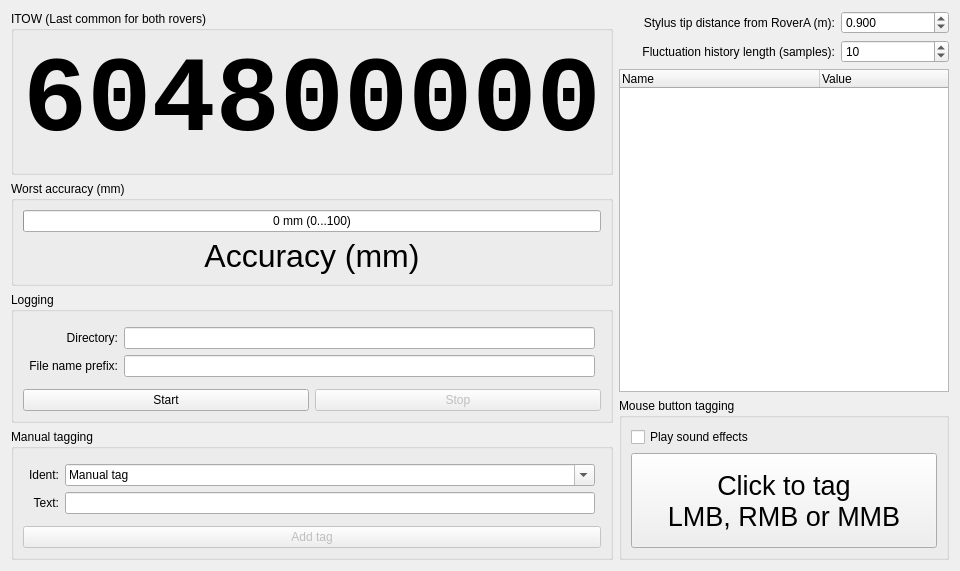
Before: the Qt Designer form essentialsform.ui in GNSS-Stylist/GNSS-Stylus, drawn with Qt 5.
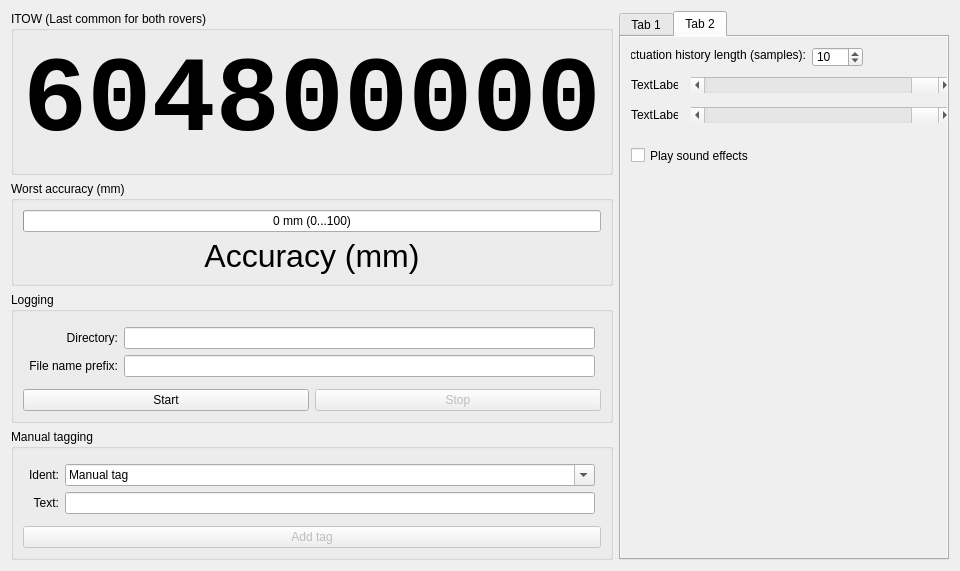
After: the same form once the commit is applied. The open tabs and pages were chosen to show the change. Custom widgets are drawn as their Qt base class.

Commit message: Major changes to allow laser distance measurements and transformation matrix to be used

What changed in the file:
```diff
--- a/essentialsform.ui
+++ b/essentialsform.ui
@@ -13,7 +13,7 @@
   <property name="windowTitle">
    <string>Essentials</string>
   </property>
-  <layout class="QHBoxLayout" name="horizontalLayout_2" stretch="3,2">
+  <layout class="QHBoxLayout" name="horizontalLayout_2" stretch="5,3">
    <item>
     <layout class="QVBoxLayout" name="verticalLayout_Left">
      <item>
@@ -226,63 +226,26 @@
     </layout>
    </item>
    <item>
-    <layout class="QVBoxLayout" name="verticalLayout_3" stretch="0,2,1">
+    <widget class="QTabWidget" name="tabWidget">
+     <property name="autoFillBackground">
+      <bool>true</bool>
+     </property>
+     <property name="currentIndex">
+      <number>0</number>
+     </property>
+     <widget class="QWidget" name="tab">
+      <property name="autoFillBackground">
+       <bool>true</bool>
+      </property>
+      <attribute name="title">
+       <string>Tab 1</string>
+      </attribute>
+      <layout class="QVBoxLayout" name="verticalLayout_4">
      <item>
-      <layout class="QGridLayout" name="gridLayout_3" columnstretch="2,1">
-       <item row="0" column="0">
-        <widget class="QLabel" name="label_StylusTipDistanceFromRoverA">
-         <property name="text">
-          <string>Stylus tip distance from RoverA (m):</string>
+        <layout class="QVBoxLayout" name="verticalLayout_3" stretch="4,1">
+         <property name="spacing">
+          <number>6</number>
          </property>
-         <property name="alignment">
-          <set>Qt::AlignRight|Qt::AlignTrailing|Qt::AlignVCenter</set>
-         </property>
-        </widget>
-       </item>
-       <item row="0" column="1">
-        <widget class="QDoubleSpinBox" name="doubleSpinBox_StylusTipDistanceFromRoverA">
-         <property name="decimals">
-          <number>3</number>
-         </property>
-         <property name="minimum">
-          <double>-10.000000000000000</double>
-         </property>
-         <property name="maximum">
-          <double>10.000000000000000</double>
-         </property>
-         <property name="singleStep">
-          <double>0.010000000000000</double>
-         </property>
-         <property name="value">
-          <double>0.900000000000000</double>
-         </property>
-        </widget>
-       </item>
-       <item row="1" column="0">
-        <widget class="QLabel" name="label_FluctuationHistoryLength">
-         <property name="text">
-          <string>Fluctuation history length (samples):</string>
-         </property>
-         <property name="alignment">
-          <set>Qt::AlignRight|Qt::AlignTrailing|Qt::AlignVCenter</set>
-         </property>
-        </widget>
-       </item>
-       <item row="1" column="1">
-        <widget class="QSpinBox" name="spinBox_FluctuationHistoryLength">
-         <property name="minimum">
-          <number>1</number>
-         </property>
-         <property name="maximum">
-          <number>6000</number>
-         </property>
-         <property name="value">
-          <number>10</number>
-         </property>
-        </widget>
-       </item>
-      </layout>
-     </item>
      <item>
       <widget class="QTreeWidget" name="treeWidget">
        <property name="autoFillBackground">
@@ -321,7 +284,7 @@
         <string>Mouse button tagging</string>
        </property>
        <layout class="QGridLayout" name="gridLayout">
-        <item row="1" column="0">
+            <item row="0" column="0">
          <widget class="RightClickPushButton" name="pushButton_MouseTag">
           <property name="sizePolicy">
            <sizepolicy hsizetype="Minimum" vsizetype="Expanding">
@@ -340,17 +303,143 @@
           </property>
          </widget>
         </item>
-        <item row="0" column="0">
-         <widget class="QCheckBox" name="checkBox_MouseButtonTaggingSound">
+           </layout>
+          </widget>
+         </item>
+        </layout>
+       </item>
+      </layout>
+     </widget>
+     <widget class="QWidget" name="tab_2">
+      <property name="autoFillBackground">
+       <bool>true</bool>
+      </property>
+      <attribute name="title">
+       <string>Tab 2</string>
+      </attribute>
+      <widget class="QCheckBox" name="checkBox_PlaySound">
+       <property name="geometry">
+        <rect>
+         <x>10</x>
+         <y>110</y>
+         <width>328</width>
+         <height>17</height>
+        </rect>
+       </property>
           <property name="text">
            <string>Play sound effects</string>
           </property>
-         </widget>
-        </item>
-       </layout>
+       <property name="checked">
+        <bool>false</bool>
+       </property>
+      </widget>
+      <widget class="QScrollBar" name="horizontalScrollBar_Volume_MouseButtonTagging">
+       <property name="geometry">
+        <rect>
+         <x>70</x>
+         <y>40</y>
+         <width>261</width>
+         <height>16</height>
+        </rect>
+       </property>
+       <property name="maximum">
+        <number>100</number>
+       </property>
+       <property name="singleStep">
+        <number>10</number>
+       </property>
+       <property name="value">
+        <number>100</number>
+       </property>
+       <property name="orientation">
+        <enum>Qt::Horizontal</enum>
+       </property>
       </widget>
-     </item>
-    </layout>
+      <widget class="QLabel" name="label_2">
+       <property name="geometry">
+        <rect>
+         <x>10</x>
+         <y>70</y>
+         <width>47</width>
+         <height>16</height>
+        </rect>
+       </property>
+       <property name="text">
+        <string>TextLabel</string>
+       </property>
+      </widget>
+      <widget class="QScrollBar" name="horizontalScrollBar_Volume_DistanceReceived">
+       <property name="geometry">
+        <rect>
+         <x>70</x>
+         <y>70</y>
+         <width>261</width>
+         <height>16</height>
+        </rect>
+       </property>
+       <property name="maximum">
+        <number>100</number>
+       </property>
+       <property name="singleStep">
+        <number>10</number>
+       </property>
+       <property name="value">
+        <number>100</number>
+       </property>
+       <property name="orientation">
+        <enum>Qt::Horizontal</enum>
+       </property>
+      </widget>
+      <widget class="QLabel" name="label_FluctuationHistoryLength">
+       <property name="geometry">
+        <rect>
+         <x>10</x>
+         <y>10</y>
+         <width>175</width>
+         <height>16</height>
+        </rect>
+       </property>
+       <property name="text">
+        <string>Fluctuation history length (samples):</string>
+       </property>
+       <property name="alignment">
+        <set>Qt::AlignRight|Qt::AlignTrailing|Qt::AlignVCenter</set>
+       </property>
+      </widget>
+      <widget class="QSpinBox" name="spinBox_FluctuationHistoryLength">
+       <property name="geometry">
+        <rect>
+         <x>191</x>
+         <y>10</y>
+         <width>51</width>
+         <height>20</height>
+        </rect>
+       </property>
+       <property name="minimum">
+        <number>1</number>
+       </property>
+       <property name="maximum">
+        <number>6000</number>
+       </property>
+       <property name="value">
+        <number>10</number>
+       </property>
+      </widget>
+      <widget class="QLabel" name="label">
+       <property name="geometry">
+        <rect>
+         <x>10</x>
+         <y>40</y>
+         <width>47</width>
+         <height>16</height>
+        </rect>
+       </property>
+       <property name="text">
+        <string>TextLabel</string>
+       </property>
+      </widget>
+     </widget>
+    </widget>
    </item>
   </layout>
  </widget>
```
Lines whose indentation alone changed are shown as unchanged. The commit also changes 15 other files.
